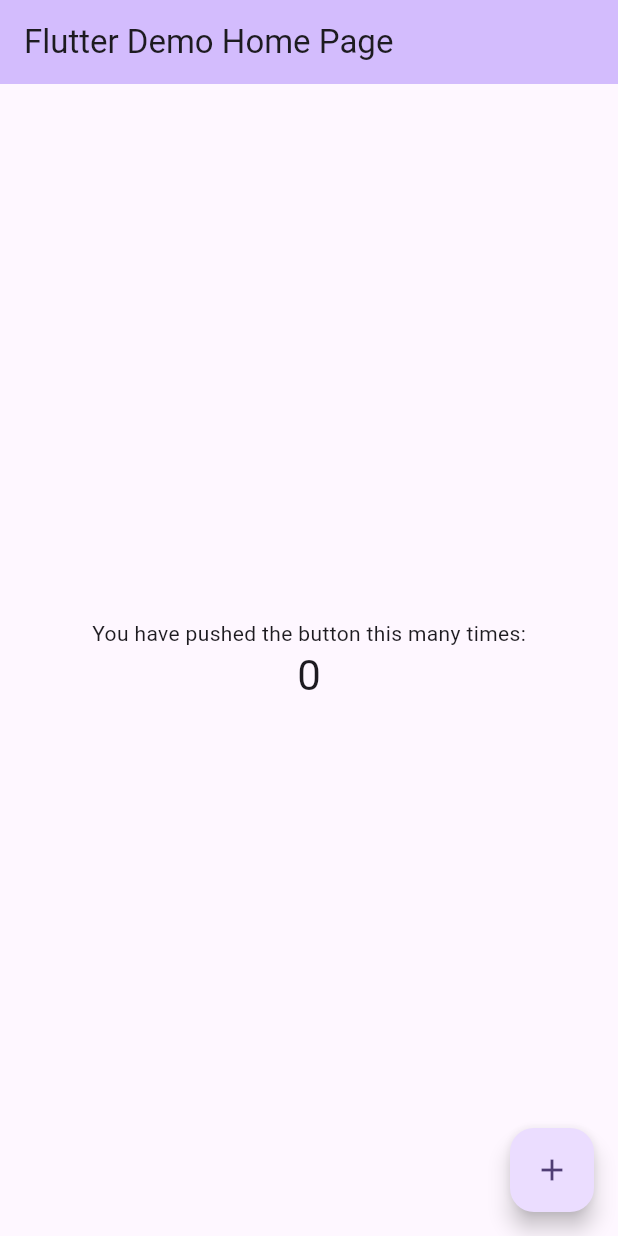
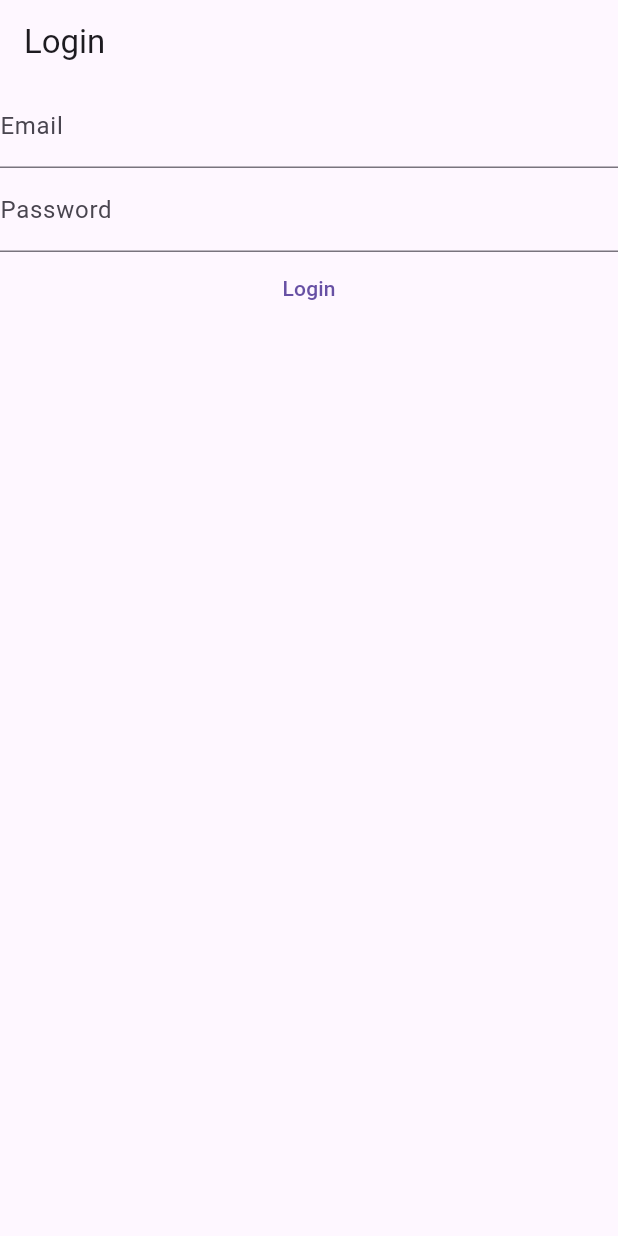
Before and after one commit to dangcpr/nexcel_intern_test, a Flutter app: the screen it shows after launch, on a phone screen of 412 x 824 dp. Run offline on Flutter 3.47's test engine with Material 3 defaults, Android fonts, the phone set to English and light mode, and no system bars; our stand-ins replace dio, equatable, flutter_bloc, get_it.

Commit message:
feat: login

```diff
--- /dev/null
+++ b/lib/features/contact/domain/repository/contact_respository.dart
@@ -0,0 +1,6 @@
+import '../../../../core/resources/data_state.dart';
+import '../entities/contact.dart';
+
+abstract class ContactRespository {
+  Future<DataState<ContactEntity>> getContactList();
+}
--- a/lib/features/login/domain/usecases/login_usecase.dart
+++ b/lib/features/login/domain/usecases/login_usecase.dart
@@ -4,11 +4,9 @@ import 'package:contact_list/features/login/domain/entities/user.dart';
 import '../repository/user_repository.dart';
 
 class LoginUseCase {
-  LoginUseCase({
-    required UserRepository userRepository,
-  }) : _userRepository = userRepository;
+  final UserRepository _userRepository;
 
-  final UserRepository _userRepository;
+  LoginUseCase(UserRepository userRepository) : _userRepository = userRepository;
 
   Future<DataState<UserEntity>> login({
     required String email,
--- /dev/null
+++ b/lib/features/login/presentation/bloc/remote/login_bloc.dart
@@ -0,0 +1,34 @@
+import 'package:contact_list/features/login/domain/usecases/login_usecase.dart';
+import 'package:flutter_bloc/flutter_bloc.dart';
+
+import '../../../../../core/resources/data_state.dart';
+import 'login_event.dart';
+import 'login_state.dart';
+
+class LoginBloc extends Bloc<LoginEvent, LoginState> {
+  final LoginUseCase _loginUseCase;
+
+  LoginBloc(this._loginUseCase) : super(LoginInitial()) {
+    on<LoginButtonPressed>(onLogin);
+  }
+
+  Future<void> onLogin(
+    LoginButtonPressed event,
+    Emitter<LoginState> emit,
+  ) async {
+    final email = event.email;
+    final password = event.password;
+
+    emit(LoginLoading());
+
+    final result = await _loginUseCase.login(email: email, password: password);
+
+    if(result is DataStateSuccess) {
+      emit(LoginSuccess(user: result.data!));
+    }
+
+    if(result is DataStateException) {
+      emit(LoginFailure(message: result.exception));
+    }
+  }
+}
--- /dev/null
+++ b/lib/features/login/presentation/bloc/remote/login_event.dart
@@ -0,0 +1,8 @@
+abstract class LoginEvent {}
+
+class LoginButtonPressed extends LoginEvent {
+  final String email;
+  final String password;
+
+  LoginButtonPressed({required this.email, required this.password});
+}
--- /dev/null
+++ b/lib/features/login/presentation/bloc/remote/login_state.dart
@@ -0,0 +1,19 @@
+import 'package:contact_list/features/login/domain/entities/user.dart';
+
+abstract class LoginState {}
+
+class LoginInitial extends LoginState {}
+
+class LoginLoading extends LoginState {}
+
+class LoginSuccess extends LoginState {
+  final UserEntity user;
+
+  LoginSuccess({required this.user});
+}
+
+class LoginFailure extends LoginState {
+  final Object? message;
+
+  LoginFailure({required this.message});
+}
--- /dev/null
+++ b/lib/features/login/presentation/pages/login_page.dart
@@ -0,0 +1,78 @@
+import 'package:contact_list/features/login/presentation/bloc/remote/login_bloc.dart';
+import 'package:contact_list/features/login/presentation/bloc/remote/login_event.dart';
+import 'package:contact_list/features/login/presentation/bloc/remote/login_state.dart';
+import 'package:flutter/material.dart';
+import 'package:flutter_bloc/flutter_bloc.dart';
+
+class LoginPage extends StatefulWidget {
+  const LoginPage({super.key});
+
+  @override
+  State<LoginPage> createState() => _LoginPageState();
+}
+
+class _LoginPageState extends State<LoginPage> {
+  final GlobalKey<FormState> _formKey = GlobalKey<FormState>();
+  TextEditingController emailController = TextEditingController();
+  TextEditingController passwordController = TextEditingController();
+
+  @override
+  Widget build(BuildContext context) {
+    return Scaffold(
+      appBar: AppBar(
+        title: const Text('Login'),
+      ),
+      body: BlocBuilder<LoginBloc, LoginState>(
+        builder: (context, state) {
+          var loginButton;
+          if (state is LoginLoading) {
+            loginButton = const CircularProgressIndicator();
+          } else {
+            loginButton = TextButton(
+              onPressed: () {
+                if (_formKey.currentState!.validate()) {
+                  BlocProvider.of<LoginBloc>(context).add(
+                    LoginButtonPressed(
+                      email: emailController.text,
+                      password: passwordController.text,
+                    ),
+                  );
+                }
+              },
+              child: const Text('Login'),
+            );
+          }
+
+          return Form(
+            key: _formKey,
+            child: Column(
+              children: [
+                TextFormField(
+                  controller: emailController,
+                  decoration: const InputDecoration(labelText: 'Email'),
+                  validator: (value) {
+                    if (value!.isEmpty) {
+                      return 'Please enter your email';
+                    }
+                    return null;
+                  },
+                ),
+                TextFormField(
+                  controller: passwordController,
+                  decoration: const InputDecoration(labelText: 'Password'),
+                  validator: (value) {
+                    if (value!.isEmpty) {
+                      return 'Please enter your password';
+                    }
+                    return null;
+                  },
+                ),
+                loginButton,
+              ],
+            ),
+          );
+        },
+      ),
+    );
+  }
+}
--- a/lib/injection_container.dart
+++ b/lib/injection_container.dart
@@ -1,3 +1,4 @@
+import 'package:contact_list/features/login/domain/usecases/login_usecase.dart';
 import 'package:dio/dio.dart';
 import 'package:get_it/get_it.dart';
 
@@ -5,6 +6,7 @@ import 'features/login/data/data_sources/remote/user_remote_data_source.dart';
 import 'features/login/data/data_sources/remote/user_remote_data_source_impl.dart';
 import 'features/login/data/repository/user_repository_impl.dart';
 import 'features/login/domain/repository/user_repository.dart';
+import 'features/login/presentation/bloc/remote/login_bloc.dart';
 
 final getIt = GetIt.instance;
 
@@ -17,5 +19,9 @@ Future<void> initializeDependencies() {
 
   getIt.registerSingleton<UserRepository>(UserRepositoryImpl(userRemoteDataSource: getIt()));
 
+  getIt.registerSingleton<LoginUseCase>(LoginUseCase(getIt()));
+
+  getIt.registerSingleton<LoginBloc>(LoginBloc(getIt()));
+
   return Future.value();
 }
--- a/lib/main.dart
+++ b/lib/main.dart
@@ -1,7 +1,19 @@
+import 'package:contact_list/features/login/presentation/pages/login_page.dart';
 import 'package:flutter/material.dart';
+import 'package:flutter_bloc/flutter_bloc.dart';
 
-void main() {
-  runApp(const MyApp());
+import 'features/login/presentation/bloc/remote/login_bloc.dart';
+import 'injection_container.dart';
+
+void main() async {
+  WidgetsFlutterBinding.ensureInitialized();
+  await initializeDependencies();
+  runApp(MultiBlocProvider(
+    providers: [
+      BlocProvider(create: (context) => getIt<LoginBloc>()),
+    ],
+    child: const MyApp(),
+  ));
 }
 
 class MyApp extends StatelessWidget {
@@ -10,116 +22,8 @@ class MyApp extends StatelessWidget {
   // This widget is the root of your application.
   @override
   Widget build(BuildContext context) {
-    return MaterialApp(
-      title: 'Flutter Demo',
-      theme: ThemeData(
-        // This is the theme of your application.
-        //
-        // TRY THIS: Try running your application with "flutter run". You'll see
-        // the application has a purple toolbar. Then, without quitting the app,
-        // try changing the seedColor in the colorScheme below to Colors.green
-        // and then invoke "hot reload" (save your changes or press the "hot
-        // reload" button in a Flutter-supported IDE, or press "r" if you used
-        // the command line to start the app).
-        //
-        // Notice that the counter didn't reset back to zero; the application
-        // state is not lost during the reload. To reset the state, use hot
-        // restart instead.
-        //
-        // This works for code too, not just values: Most code changes can be
-        // tested with just a hot reload.
-        colorScheme: ColorScheme.fromSeed(seedColor: Colors.deepPurple),
-        useMaterial3: true,
-      ),
-      home: const MyHomePage(title: 'Flutter Demo Home Page'),
+    return const MaterialApp(
+      home: LoginPage(),
     );
   }
 }
-
-class MyHomePage extends StatefulWidget {
-  const MyHomePage({super.key, required this.title});
-
-  // This widget is the home page of your application. It is stateful, meaning
-  // that it has a State object (defined below) that contains fields that affect
-  // how it looks.
-
-  // This class is the configuration for the state. It holds the values (in this
-  // case the title) provided by the parent (in this case the App widget) and
-  // used by the build method of the State. Fields in a Widget subclass are
-  // always marked "final".
-
-  final String title;
-
-  @override
-  State<MyHomePage> createState() => _MyHomePageState();
-}
-
-class _MyHomePageState extends State<MyHomePage> {
-  int _counter = 0;
-
-  void _incrementCounter() {
-    setState(() {
-      // This call to setState tells the Flutter framework that something has
-      // changed in this State, which causes it to rerun the build method below
-      // so that the display can reflect the updated values. If we changed
-      // _counter without calling setState(), then the build method would not be
-      // called again, and so nothing would appear to happen.
-      _counter++;
-    });
-  }
-
-  @override
-  Widget build(BuildContext context) {
-    // This method is rerun every time setState is called, for instance as done
-    // by the _incrementCounter method above.
-    //
-    // The Flutter framework has been optimized to make rerunning build methods
-    // fast, so that you can just rebuild anything that needs updating rather
-    // than having to individually change instances of widgets.
-    return Scaffold(
-      appBar: AppBar(
-        // TRY THIS: Try changing the color here to a specific color (to
-        // Colors.amber, perhaps?) and trigger a hot reload to see the AppBar
-        // change color while the other colors stay the same.
-        backgroundColor: Theme.of(context).colorScheme.inversePrimary,
-        // Here we take the value from the MyHomePage object that was created by
-        // the App.build method, and use it to set our appbar title.
-        title: Text(widget.title),
-      ),
-      body: Center(
-        // Center is a layout widget. It takes a single child and positions it
-        // in the middle of the parent.
-        child: Column(
-          // Column is also a layout widget. It takes a list of children and
-          // arranges them vertically. By default, it sizes itself to fit its
-          // children horizontally, and tries to be as tall as its parent.
-          //
-          // Column has various properties to control how it sizes itself and
-          // how it positions its children. Here we use mainAxisAlignment to
-          // center the children vertically; the main axis here is the vertical
-          // axis because Columns are vertical (the cross axis would be
-          // horizontal).
-          //
-          // TRY THIS: Invoke "debug painting" (choose the "Toggle Debug Paint"
-          // action in the IDE, or press "p" in the console), to see the
-          // wireframe for each widget.
-          mainAxisAlignment: MainAxisAlignment.center,
-          children: <Widget>[
-            const Text(
-              'You have pushed the button this many times:',
-            ),
-            Text(
-              '$_counter',
-              style: Theme.of(context).textTheme.headlineMedium,
-            ),
-          ],
-        ),
-      ),
-      floatingActionButton: FloatingActionButton(
-        onPressed: _incrementCounter,
-        tooltip: 'Increment',
-        child: const Icon(Icons.add),
-      ), // This trailing comma makes auto-formatting nicer for build methods.
-    );
-  }
-}
--- a/pubspec.yaml
+++ b/pubspec.yaml
@@ -38,6 +38,7 @@ dependencies:
   dio: ^5.7.0
   equatable: ^2.0.5
   get_it: ^8.0.0
+  flutter_bloc: ^8.1.6
 
 dev_dependencies:
   flutter_test:
```
Also changed, not shown: lib/features/contact/domain/entities/contact.dart (added, +11 -0 lines).
